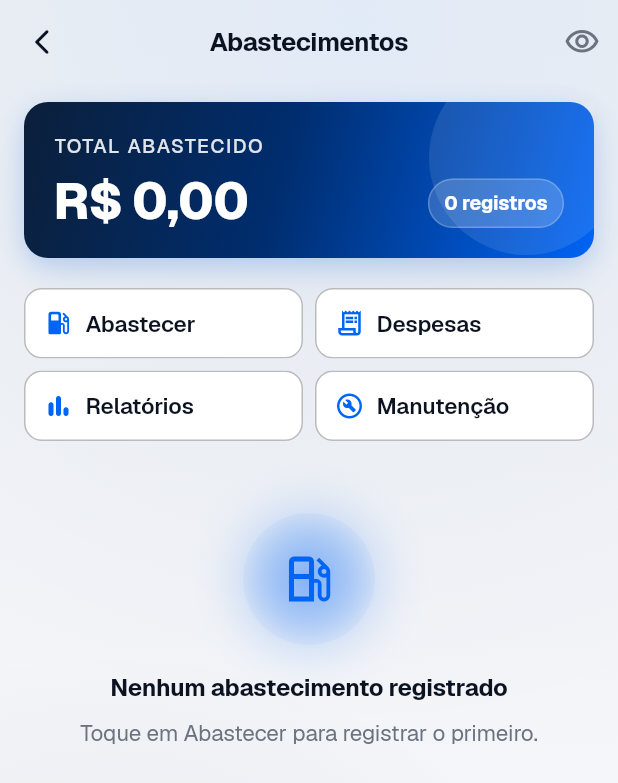
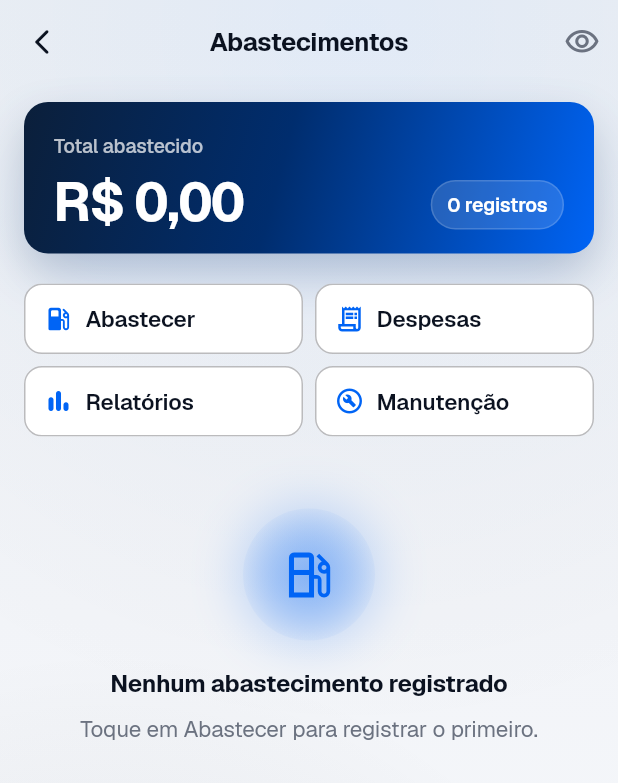
Before and after one commit to solerpedroo/driveflow, a Flutter app: the FuelHistoryScreen screen opened by its route, on a phone screen of 412 x 824 dp. Shown: the top 783 px of the screen. Run offline on Flutter 3.47's test engine with Material 3 defaults, Android fonts, the phone set to English and light mode, and no system bars; our stand-ins replace cached_network_image, connectivity_plus, dio, file_picker, fl_chart, flutter_hooks and 14 more; missing offline and left inert: google_mlkit_text_recognition; accounts and stored records are empty; network calls fail; statements that could not run were skipped.

Commit message:
feat(ui): hero wealth estilo Wallet com tipografia dominante
Remove blob circular e ALL CAPS; adiciona divider no footer.

Co-authored-by: Pedro Henrique Contardi Soler <pedrocsoler@hotmail.com>

```diff
--- a/lib/shared/widgets/design_system/df_hero_wealth_card.dart
+++ b/lib/shared/widgets/design_system/df_hero_wealth_card.dart
@@ -7,7 +7,7 @@ import '../../../core/theme/app_radius.dart';
 import '../../../core/theme/app_spacing.dart';
 import '../../../core/theme/app_typography.dart';
 
-/// Hero gradiente — KPI principal + badge opcional + rodapé (Mescla patrimônio).
+/// Hero de KPI — profundidade Wallet (navy→blue), tipografia dominante.
 class DfHeroWealthCard extends StatelessWidget {
   const DfHeroWealthCard({
     required this.label,
@@ -33,32 +33,22 @@ class DfHeroWealthCard extends StatelessWidget {
       decoration: BoxDecoration(
         borderRadius: AppRadius.xlAll,
         gradient: AppGradients.heroWealth,
-        boxShadow: AppElevation.brandGlow(brightness),
+        boxShadow: AppElevation.heroDepth(brightness),
       ),
-      child: Stack(
-        children: [
-          Positioned(
-            right: -20,
-            top: -28,
-            child: Container(
-              width: 130,
-              height: 130,
-              decoration: BoxDecoration(
-                shape: BoxShape.circle,
-                color: Colors.white.withValues(alpha: 0.10),
+      child: Padding(
+        padding: const EdgeInsets.fromLTRB(
+          AppSpacing.xl,
+          AppSpacing.xl,
+          AppSpacing.xl,
+          AppSpacing.lg,
         ),
-            ),
-          ),
-          Padding(
-            padding: const EdgeInsets.all(AppSpacing.xl),
         child: Column(
           crossAxisAlignment: CrossAxisAlignment.start,
           children: [
             Text(
-                  label.toUpperCase(),
+              label,
               style: AppTypography.labelCaps(brightness).copyWith(
-                    color: Colors.white.withValues(alpha: 0.88),
-                    letterSpacing: 1.1,
+                color: Colors.white.withValues(alpha: 0.72),
               ),
             ),
             const SizedBox(height: AppSpacing.sm),
@@ -68,11 +58,11 @@ class DfHeroWealthCard extends StatelessWidget {
                 Expanded(
                   child: Text(
                     displayValue,
-                        style: AppTypography.iosLargeTitle(brightness).copyWith(
+                    style: AppTypography.metric(
+                      brightness,
+                      fontSize: 36,
+                      fontWeight: FontWeight.w700,
                       color: Colors.white,
-                          fontSize: 34,
-                          fontWeight: FontWeight.w800,
-                          letterSpacing: -0.8,
                     ),
                   ),
                 ),
@@ -84,17 +74,17 @@ class DfHeroWealthCard extends StatelessWidget {
                       vertical: 6,
                     ),
                     decoration: BoxDecoration(
-                          color: Colors.white.withValues(alpha: 0.18),
+                      color: Colors.white.withValues(alpha: 0.14),
                       borderRadius: BorderRadius.circular(100),
                       border: Border.all(
-                            color: Colors.white.withValues(alpha: 0.22),
+                        color: Colors.white.withValues(alpha: 0.16),
                       ),
                     ),
                     child: Text(
                       hideValue ? '•••' : badge!,
-                          style: themeFootnote(brightness).copyWith(
+                      style: AppTypography.iosFootnote(brightness).copyWith(
                         color: Colors.white,
-                            fontWeight: FontWeight.w700,
+                        fontWeight: FontWeight.w600,
                       ),
                     ),
                   ),
@@ -103,22 +93,22 @@ class DfHeroWealthCard extends StatelessWidget {
             ),
             if (footer != null) ...[
               const SizedBox(height: AppSpacing.lg),
+              Divider(
+                height: 1,
+                thickness: 0.5,
+                color: Colors.white.withValues(alpha: 0.16),
+              ),
+              const SizedBox(height: AppSpacing.md),
               footer!,
             ],
           ],
         ),
       ),
-        ],
-      ),
     );
-  }
-
-  static TextStyle themeFootnote(Brightness brightness) {
-    return AppTypography.iosFootnote(brightness);
   }
 }
 
-/// Botão de visibilidade dos valores (Mescla).
+/// Botão de visibilidade dos valores.
 class DfValueVisibilityButton extends StatelessWidget {
   const DfValueVisibilityButton({
     required this.hidden,
@@ -144,7 +134,7 @@ class DfValueVisibilityButton extends StatelessWidget {
   }
 }
 
-/// Título de tela com toggle de visibilidade (Mescla).
+/// Título de tela com toggle de visibilidade.
 class DfScreenTitleRow extends StatelessWidget {
   const DfScreenTitleRow({
     required this.title,
@@ -169,6 +159,7 @@ class DfScreenTitleRow extends StatelessWidget {
             title,
             style: theme.textTheme.headlineSmall?.copyWith(
               fontWeight: FontWeight.w700,
+              letterSpacing: -0.4,
             ),
           ),
         ),
```
Lines whose indentation alone changed are shown as unchanged.
